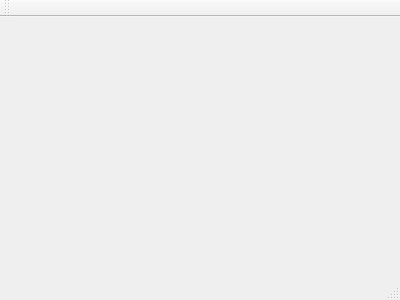
The window that todeditor/todeditor.ui (vateran/todengine3) describes before a commit, drawn with Qt 5.
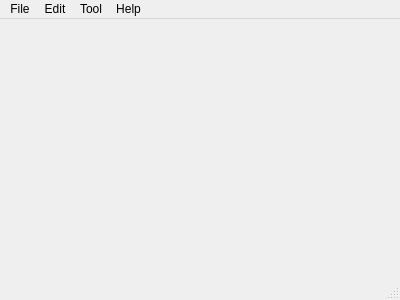
The same window after the commit.

Patch:
```diff
--- a/todeditor/todeditor.ui
+++ b/todeditor/todeditor.ui
@@ -12,13 +12,44 @@
   <property name="windowTitle" >
    <string>TodEditor</string>
   </property>
-  <widget class="QMenuBar" name="menuBar" />
-  <widget class="QToolBar" name="mainToolBar" />
-  <widget class="QWidget" name="centralWidget" />
-  <widget class="QStatusBar" name="statusBar" />
+  <widget class="QWidget" name="centralWidget"/>
+  <widget class="QMenuBar" name="menuBar">
+   <property name="geometry">
+    <rect>
+     <x>0</x>
+     <y>0</y>
+     <width>400</width>
+     <height>22</height>
+    </rect>
+   </property>
+   <widget class="QMenu" name="menuFile">
+    <property name="title">
+     <string>File</string>
+    </property>
+   </widget>
+   <widget class="QMenu" name="menuEdit">
+    <property name="title">
+     <string>Edit</string>
+    </property>
+   </widget>
+   <widget class="QMenu" name="menuTool">
+    <property name="title">
+     <string>Tool</string>
+    </property>
+   </widget>
+   <widget class="QMenu" name="menuHelp">
+    <property name="title">
+     <string>Help</string>
+    </property>
+   </widget>
+   <addaction name="menuFile"/>
+   <addaction name="menuEdit"/>
+   <addaction name="menuTool"/>
+   <addaction name="menuHelp"/>
+  </widget>
+  <widget class="QStatusBar" name="statusBar"/>
  </widget>
- <layoutDefault spacing="6" margin="11" />
- <pixmapfunction></pixmapfunction>
+ <layoutdefault spacing="6" margin="11"/>
  <resources/>
  <connections/>
 </ui>
```
Left out of the diff: 7 changed lines with no effect on the pictures.
